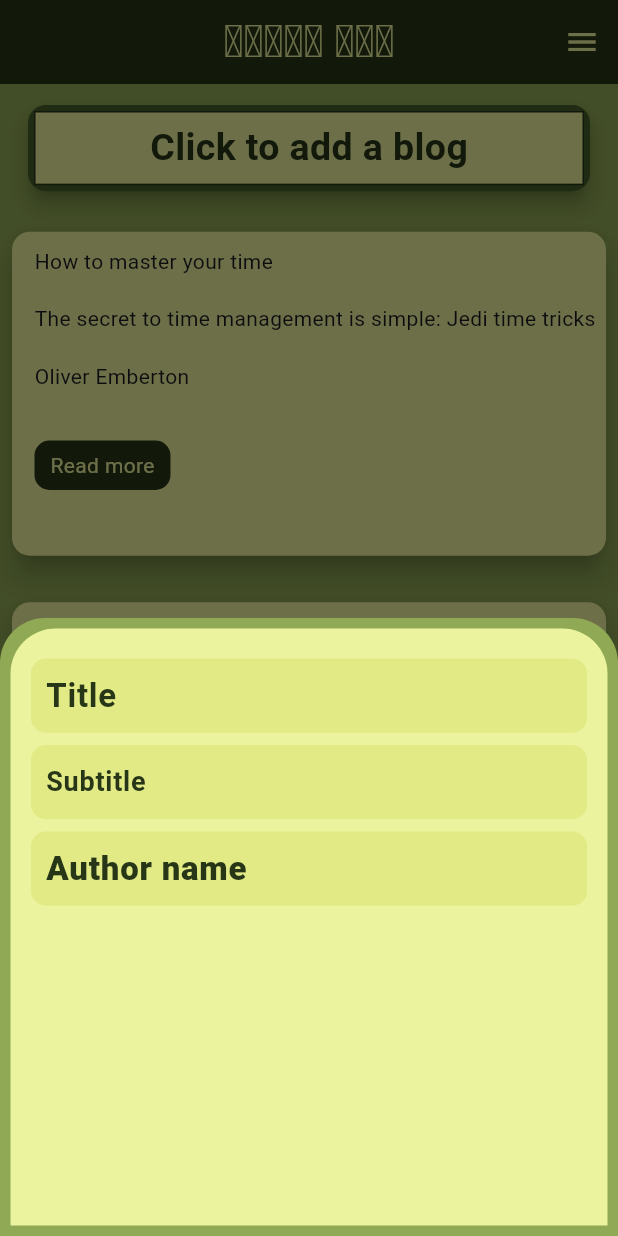
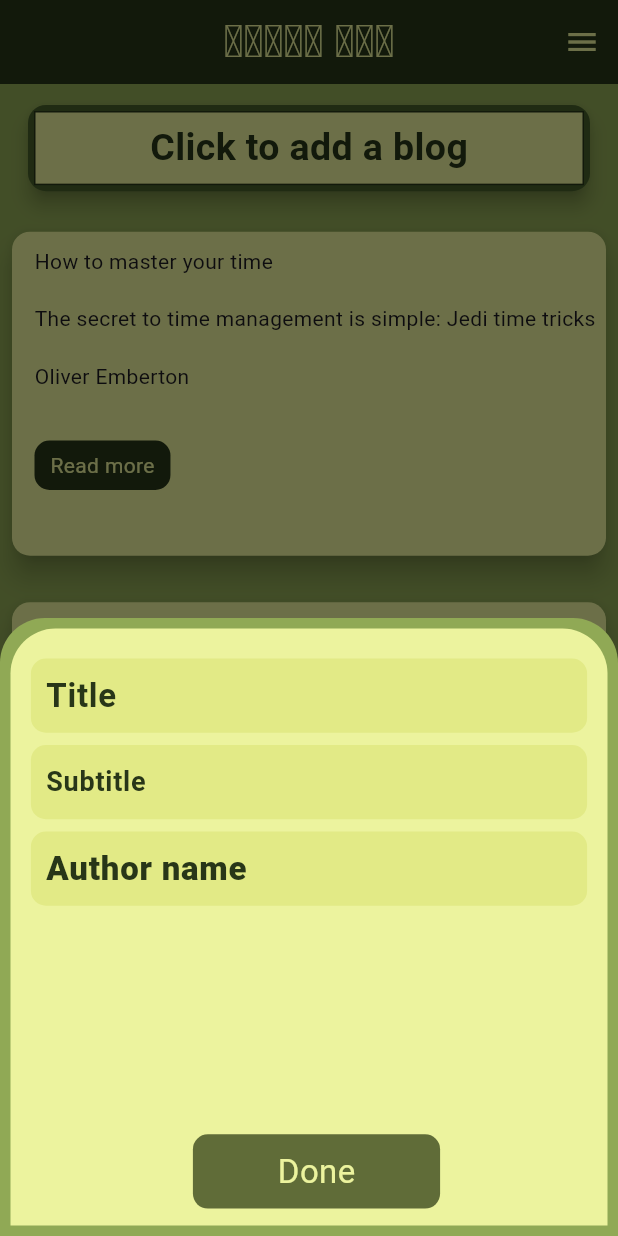
Before and after one commit to NetflixUser22232/blog_app_flutter, a Flutter app: the screen it shows after launch, after a tap on "Click to add a blog", on a phone screen of 412 x 824 dp. Run offline on Flutter 3.47's test engine with Material 3 defaults, Android fonts, the phone set to English and light mode, and no system bars; our stand-ins replace flutter_rating_bar.

Commit message:
Added a button to add blog

```diff
--- a/lib/widgets/add_blog_bottom_sheet.dart
+++ b/lib/widgets/add_blog_bottom_sheet.dart
@@ -11,6 +11,7 @@ class AddBlogBottomSheet extends StatelessWidget {
     var height = size.height;
     return Scaffold(
       body: await showModalBottomSheet(
+        enableDrag: true,
         context: context,
         isScrollControlled: true,
         backgroundColor: Colors.transparent,
@@ -59,6 +60,39 @@ class AddBlogBottomSheet extends StatelessWidget {
                       fontSize: 22,
                       fontWeight: FontWeight.w800,
                     ),
+                    SizedBox(height: height * 0.185),
+                    GestureDetector(
+                      onTap: () {
+                        ScaffoldMessenger.of(context).showSnackBar(
+                          SnackBar(
+                            backgroundColor: Color(0xFF606c38),
+                            content: const Center(
+                              child: Text(
+                                "You have successfully added a blog!",
+                                style: TextStyle(color: Color(0xFFecf39e)),
+                              ),
+                            ),
+                          ),
+                        );
+                      },
+                      child: Container(
+                        width: width * 0.4,
+                        height: height * 0.06,
+                        decoration: BoxDecoration(
+                          borderRadius: BorderRadius.circular(10),
+                          color: Color(0xFF606c38),
+                        ),
+                        child: Center(
+                          child: const Text(
+                            "Done",
+                            style: TextStyle(
+                              color: Color(0xFFecf39e),
+                              fontSize: 22,
+                            ),
+                          ),
+                        ),
+                      ),
+                    ),
                   ],
                 ),
               ),
```
